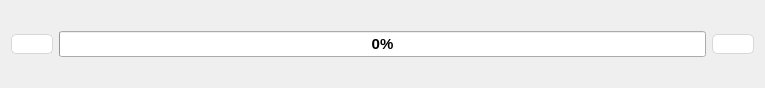
Old version of the form src/CartesianPositionWidget.ui in the repository thinkexist1989/rocos-viz.
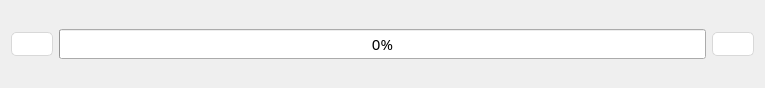
New version of the form. Icons and pictures are not drawn.

What changed in the file:
```diff
--- a/src/CartesianPositionWidget.ui
+++ b/src/CartesianPositionWidget.ui
@@ -12,15 +12,18 @@
   </property>
   <property name="font">
    <font>
-    <family>Arial</family>
+    <family>Alibaba PuHuiTi 3.0</family>
     <pointsize>11</pointsize>
     <italic>false</italic>
-    <bold>true</bold>
+    <bold>false</bold>
    </font>
   </property>
   <property name="windowTitle">
    <string>Form</string>
   </property>
+  <property name="styleSheet">
+   <string notr="true">font: 11pt &quot;Alibaba PuHuiTi 3.0&quot;;</string>
+  </property>
   <layout class="QGridLayout" name="gridLayout">
    <item row="0" column="0">
     <widget class="QPushButton" name="cartesianMinusButton">
```
